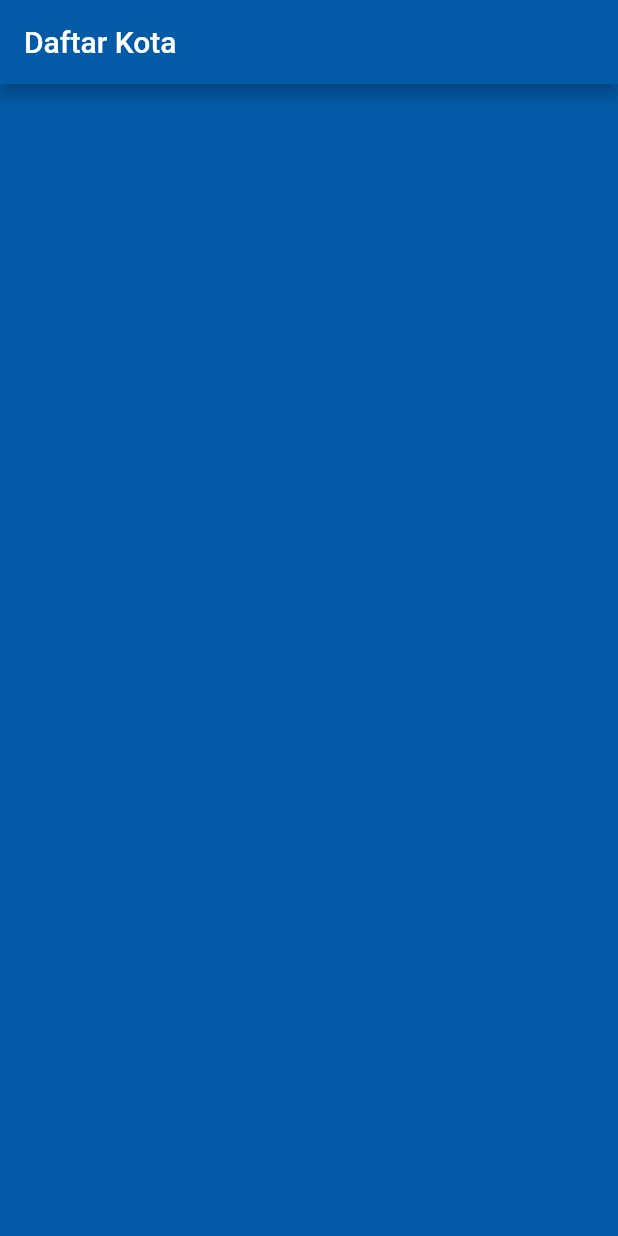
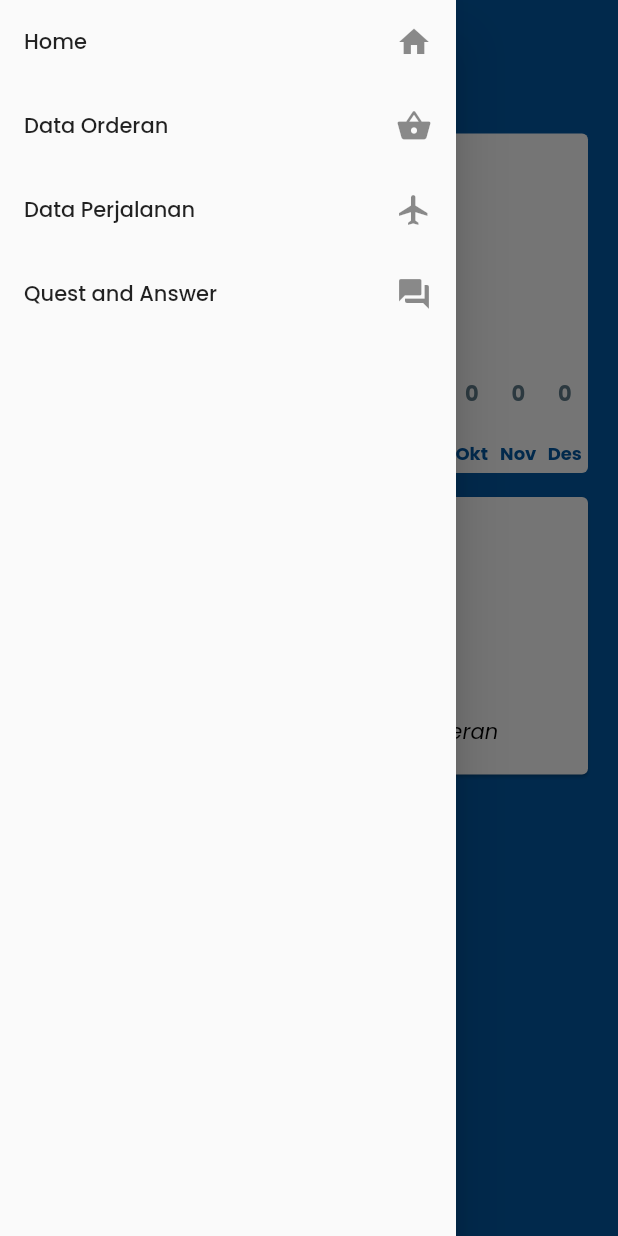
Before and after one commit to andipp21/TA-JasatitipFlutter, a Flutter app: the screen it shows after launch, with the side drawer open (before the commit the screen has no drawer), on a phone screen of 412 x 824 dp. Run offline on Flutter 3.47's test engine with Material 2 defaults, Android fonts, the phone set to English and light mode, and no system bars; drawn by our look-alikes of fl_chart; our stand-ins replace cloud_firestore, google_fonts; accounts and stored records are empty.

Commit message:
Update halaman dashboard + trip bulan ini belum selesai

```diff
--- a/lib/main.dart
+++ b/lib/main.dart
@@ -1,9 +1,9 @@
 import 'package:app_ta/style.dart';
 import 'package:app_ta/views/home/home.dart';
 import 'package:app_ta/views/kota/kota.dart';
-import 'package:app_ta/views/kue/kue.dart';
 import 'package:app_ta/views/order/order.dart';
-import 'package:app_ta/views/toko/toko.dart';
+import 'package:app_ta/views/qa/qa.dart';
+import 'package:app_ta/views/trip/trip.dart';
 import 'package:flutter/material.dart';
 import 'package:google_fonts/google_fonts.dart';
 
@@ -35,7 +35,15 @@ class MyApp extends StatelessWidget {
         // closer together (more dense) than on mobile platforms.
         visualDensity: VisualDensity.adaptivePlatformDensity,
       ),
-      home: KotaScreen(),
+      home: HomeScreens(),
+      routes: <String, WidgetBuilder>{
+//        '/Login' : (context) => new Login();
+        '/Home' : (context) => new HomeScreens(),
+        '/Order' : (context) => new OrderScreen(),
+        '/Kota' : (context) => new KotaScreen(),
+        '/Trip' : (context) => new TripScreen(),
+        '/QA' : (context) => new QAScreen(),
+      },
     );
   }
 }
--- /dev/null
+++ b/lib/views/home/components/charts/chartOrderanBulanIni.dart
@@ -0,0 +1,61 @@
+import 'package:app_ta/models/kotaModel.dart';
+import 'package:app_ta/models/orderModel.dart';
+import 'package:flutter/material.dart';
+import 'package:provider/provider.dart';
+
+class ChartOrderBulanIni extends StatefulWidget {
+  @override
+  _ChartOrderBulanIniState createState() => _ChartOrderBulanIniState();
+}
+
+class _ChartOrderBulanIniState extends State<ChartOrderBulanIni> {
+  @override
+  Widget build(BuildContext context) {
+    final order = Provider.of<List<OrderModel>>(context);
+    final kota = Provider.of<List<KotaModel>>(context);
+    var orderan = [];
+
+    var bulanIni = DateTime.now().month;
+
+    kota.forEach((kota) {
+      int jumlah = 0;
+      order.forEach((order) {
+        var bulanPesan = order.tanggalPesan.toDate().month;
+        if(bulanPesan==bulanIni){
+          if(kota.idKota == order.idKota){
+            jumlah++;
+          }
+        }
+      });
+      var data = {
+        'nama' : kota.namaKota,
+        'jumlah' : jumlah
+      };
+      orderan.add(data);
+    });
+
+    return DataTable(
+      columns: const <DataColumn>[
+        DataColumn(
+          label: Text(
+            'Nama Kota',
+            style: TextStyle(fontStyle: FontStyle.italic),
+          ),
+        ),
+        DataColumn(
+          label: Text(
+            'Jumlah Orderan',
+            style: TextStyle(fontStyle: FontStyle.italic),
+          ),
+        ),
+      ],
+      rows: orderan.map((data) => DataRow(
+          cells: [
+            DataCell(Text(data['nama'])),
+            DataCell(Text(data['jumlah'].toString()))
+          ]
+      )
+      ).toList()
+    );
+  }
+}
--- /dev/null
+++ b/lib/views/home/components/charts/chartOrderanPerbulan.dart
@@ -0,0 +1,215 @@
+import 'package:app_ta/models/orderModel.dart';
+import 'package:app_ta/style.dart';
+import 'package:fl_chart/fl_chart.dart';
+import 'package:flutter/material.dart';
+import 'package:provider/provider.dart';
+
+class ChartOrderanPerbulan extends StatefulWidget {
+  @override
+  _ChartOrderanPerbulanState createState() => _ChartOrderanPerbulanState();
+}
+
+class _ChartOrderanPerbulanState extends State<ChartOrderanPerbulan> {
+  @override
+  Widget build(BuildContext context) {
+    final order = Provider.of<List<OrderModel>>(context);
+    int jan = 0,feb = 0,mar = 0,apr = 0,mei = 0,
+        jun = 0,jul = 0,agu = 0,sep = 0,okt = 0,
+        nov = 0,des = 0;
+
+    // ignore: missing_return
+    order.forEach((order) {
+      var tPesan = order.tanggalPesan.toDate();
+      var bulanPesan = tPesan.month;
+      switch (bulanPesan) {
+        case 1 :
+          jan++;
+          return jan;
+        case 2 :
+          feb++;
+          return feb;
+        case 3 :
+          mar++;
+          return mar;
+        case 4 :
+          apr++;
+          return apr;
+        case 5 :
+          mei++;
+          return mei;
+        case 6 :
+          jun++;
+          return jun;
+        case 7 :
+          jul++;
+          return jul;
+        case 8 :
+          agu++;
+          return agu;
+        case 9 :
+          sep++;
+          return sep;
+        case 10 :
+          okt++;
+          return okt;
+        case 11 :
+          nov++;
+          return nov;
+        case 12 :
+          des++;
+          return des;
+      }
+    });
+
+    return AspectRatio(
+      aspectRatio: 1.7,
+      child: Padding(
+        padding: const EdgeInsets.fromLTRB(16, 8, 16, 0),
+        child: Card(
+          elevation: 0,
+          shape: RoundedRectangleBorder(borderRadius: BorderRadius.circular(4)),
+          color: Colors.white,
+          child: BarChart(
+            BarChartData(
+              alignment: BarChartAlignment.spaceAround,
+              maxY: 20,
+              barTouchData: BarTouchData(
+                enabled: false,
+                touchTooltipData: BarTouchTooltipData(
+                  tooltipBgColor: Colors.transparent,
+                  tooltipPadding: const EdgeInsets.all(0),
+                  tooltipBottomMargin: 8,
+                  getTooltipItem: (
+                      BarChartGroupData group,
+                      int groupIndex,
+                      BarChartRodData rod,
+                      int rodIndex,
+                      ) {
+                    return BarTooltipItem(
+                      rod.y.round().toString(),
+                      TextStyle(
+                        color: Colors.blueGrey,
+                        fontWeight: FontWeight.bold,
+                      ),
+                    );
+                  },
+                ),
+              ),
+              titlesData: FlTitlesData(
+                show: true,
+                leftTitles: SideTitles(
+                  showTitles: false,
+                  textStyle: TextStyle(
+                    color: kPrimaryColor,
+                    fontWeight: FontWeight.bold,
+                    fontSize: 12
+                  ),
+                  margin: 16,
+                  reservedSize: 14,
+                  getTitles: (value) {
+                    switch (value.toInt()) {
+                      case 5: return '5';
+                      case 10: return '10';
+                      case 15: return '15';
+                      default: return '';
+                    }
+                  }
+                ),
+                bottomTitles: SideTitles(
+                  showTitles: true,
+                  textStyle: TextStyle(
+                      color: kPrimaryColor, fontWeight: FontWeight.bold, fontSize: 12),
+                  margin: 12,
+                  getTitles: (double value) {
+                    switch (value.toInt()) {
+                      case 0:
+                        return 'Jan';
+                      case 1:
+                        return 'Feb';
+                      case 2:
+                        return 'Mar';
+                      case 3:
+                        return 'Apr';
+                      case 4:
+                        return 'Mei';
+                      case 5:
+                        return 'Jun';
+                      case 6:
+                        return 'Jul';
+                      case 7:
+                        return 'Agu';
+                      case 8:
+                        return 'Sep';
+                      case 9:
+                        return 'Okt';
+                      case 10:
+                        return 'Nov';
+                      case 11:
+                        return 'Des';
+                      default:
+                        return '';
+                    }
+                  },
+                ),
+              ),
+              borderData: FlBorderData(
+                show: false,
+              ),
+              barGroups: [
+                BarChartGroupData(
+                    x: 0,
+                    barRods: [BarChartRodData(y: jan.toDouble(), color: Colors.lightBlueAccent)],
+                    showingTooltipIndicators: [0]),
+                BarChartGroupData(
+                    x: 1,
+                    barRods: [BarChartRodData(y: feb.toDouble(), color: Colors.lightBlueAccent)],
+                    showingTooltipIndicators: [0]),
+                BarChartGroupData(
+                    x: 2,
+                    barRods: [BarChartRodData(y: mar.toDouble(), color: Colors.lightBlueAccent)],
+                    showingTooltipIndicators: [0]),
+                BarChartGroupData(
+                    x: 3,
+                    barRods: [BarChartRodData(y: apr.toDouble(), color: Colors.lightBlueAccent)],
+                    showingTooltipIndicators: [0]),
+                BarChartGroupData(
+                    x: 4,
+                    barRods: [BarChartRodData(y: mei.toDouble(), color: Colors.lightBlueAccent)],
+                    showingTooltipIndicators: [0]),
+                BarChartGroupData(
+                    x: 5,
+                    barRods: [BarChartRodData(y: jun.toDouble(), color: Colors.lightBlueAccent)],
+                    showingTooltipIndicators: [0]),
+                BarChartGroupData(
+                    x: 6,
+                    barRods: [BarChartRodData(y: jul.toDouble(), color: Colors.lightBlueAccent)],
+                    showingTooltipIndicators: [0]),
+                BarChartGroupData(
+                    x: 7,
+                    barRods: [BarChartRodData(y: agu.toDouble(), color: Colors.lightBlueAccent)],
+                    showingTooltipIndicators: [0]),
+                BarChartGroupData(
+                    x: 8,
+                    barRods: [BarChartRodData(y: sep.toDouble(), color: Colors.lightBlueAccent)],
+                    showingTooltipIndicators: [0]),
+                BarChartGroupData(
+                    x: 9,
+                    barRods: [BarChartRodData(y: okt.toDouble(), color: Colors.lightBlueAccent)],
+                    showingTooltipIndicators: [0]),
+                BarChartGroupData(
+                    x: 10,
+                    barRods: [BarChartRodData(y: nov.toDouble(), color: Colors.lightBlueAccent)],
+                    showingTooltipIndicators: [0]),
+                BarChartGroupData(
+                    x: 11,
+                    barRods: [BarChartRodData(y: des.toDouble(), color: Colors.lightBlueAccent)],
+                    showingTooltipIndicators: [0]),
+              ],
+            ),
+          ),
+        ),
+      ),
+    );
+
+  }
+}
--- /dev/null
+++ b/lib/views/home/components/charts/orderThisMonth.dart
@@ -0,0 +1,52 @@
+import 'package:app_ta/models/orderModel.dart';
+import 'package:app_ta/style.dart';
+import 'package:app_ta/views/home/components/charts/chartOrderanBulanIni.dart';
+import 'package:flutter/material.dart';
+import 'package:provider/provider.dart';
+
+class DataOrderPerbulan extends StatefulWidget {
+  @override
+  _DataOrderPerbulanState createState() => _DataOrderPerbulanState();
+}
+
+class _DataOrderPerbulanState extends State<DataOrderPerbulan> {
+  @override
+  Widget build(BuildContext context) {
+    final order = Provider.of<List<OrderModel>>(context);
+    int orderBulanIni = 0;
+    var bulanIni = DateTime.now().month;
+
+    order.forEach((order) {
+      var bulanPesan = order.tanggalPesan.toDate().month;
+      if(bulanIni == bulanPesan){
+        orderBulanIni++;
+      }
+    });
+
+    return Padding(
+        padding: EdgeInsets.fromLTRB(16, 8, 16, 0),
+        child: Card(
+          child: Center(
+            child: Column(
+              children: <Widget>[
+                Text(
+                    'Total orderan bulan ini',
+                  style: TextStyle(color: kPrimaryColor),
+                ),
+                Text(
+                  orderBulanIni.toString(),
+                  textAlign: TextAlign.center,
+                  style: TextStyle(
+                      fontSize: 72,
+                      fontWeight: FontWeight.bold,
+                      color: kPrimaryColor
+                  ),
+                ),
+                ChartOrderBulanIni()
+              ],
+            ),
+          ),
+        ),
+    );
+  }
+}
--- /dev/null
+++ b/lib/views/home/components/drawer.dart
@@ -0,0 +1,39 @@
+import 'package:flutter/material.dart';
+
+class AppDrawer extends StatelessWidget {
+  @override
+  Widget build(BuildContext context) {
+    return ListView(
+      children: <Widget>[
+        ListTile(
+          title: Text("Home"),
+          trailing: Icon(Icons.home),
+          onTap: (){
+            Navigator.pushNamed(context, '/Home');
+          },
+        ),
+        ListTile(
+          title: Text("Data Orderan"),
+          trailing: Icon(Icons.shopping_basket),
+          onTap: (){
+            Navigator.pushNamed(context, '/Order');
+          },
+        ),
+        ListTile(
+          title: Text("Data Perjalanan"),
+          trailing: Icon(Icons.flight),
+          onTap: (){
+            Navigator.pushNamed(context, '/Trip');
+          },
+        ),
+        ListTile(
+          title: Text("Quest and Answer"),
+          trailing: Icon(Icons.question_answer),
+          onTap: (){
+            Navigator.pushNamed(context, '/QA');
+          },
+        ),
+      ],
+    );
+  }
+}
--- a/lib/views/home/home.dart
+++ b/lib/views/home/home.dart
@@ -1,13 +1,40 @@
+import 'package:app_ta/controllers/tripController.dart';
+import 'package:app_ta/models/tripModel.dart';
 import 'package:app_ta/style.dart';
 import 'package:app_ta/views/home/components/body.dart';
+import 'package:app_ta/controllers/kotaController.dart';
+import 'package:app_ta/controllers/kueController.dart';
+import 'package:app_ta/controllers/orderController.dart';
+import 'package:app_ta/controllers/tokoController.dart';
+import 'package:app_ta/models/kotaModel.dart';
+import 'package:app_ta/models/kueModel.dart';
+import 'package:app_ta/models/orderModel.dart';
+import 'package:app_ta/models/tokoModel.dart';
+import 'package:app_ta/views/home/components/drawer.dart';
 import 'package:flutter/material.dart';
+import 'package:provider/provider.dart';
 
 class HomeScreens extends StatelessWidget {
   @override
   Widget build(BuildContext context) {
-    return Scaffold(
-      backgroundColor: kPrimaryColor,
-      body: Body(),
+    return MultiProvider(
+      providers: [
+        StreamProvider<List<OrderModel>>.value(value: OrderController().getAllOrder),
+        StreamProvider<List<KotaModel>>.value(value: KotaController().getAllKota),
+        StreamProvider<List<TokoModel>>.value(value: TokoController().getAllToko),
+        StreamProvider<List<KueModel>>.value(value: KueController().getAllKue),
+        StreamProvider<List<TripModel>>.value(value: TripController().getAllTrip)
+      ],
+      child: Scaffold(
+        appBar: appHeader(),
+        drawer: new Drawer(
+          child: AppDrawer(),
+        ),
+        backgroundColor: kPrimaryColor,
+        body: new SafeArea(
+            child: Body()
+        ),
+      ),
     );
   }
 
--- a/lib/views/order/components/orderList.dart
+++ b/lib/views/order/components/orderList.dart
@@ -67,10 +67,14 @@ class OrderCard extends StatelessWidget {
         child: Padding(
           padding: const EdgeInsets.all(8.0),
           child: Table(
+            columnWidths: {
+              0: FlexColumnWidth(0.7),
+              1: FlexColumnWidth(1.0),// i want this one to take the rest available space
+            },
             children: [
               TableRow( children: [
                 Text('Nama Pelanggan'),
-                Text(' : '+order.namaPelanggan)
+                Text(' : '+order.namaPelanggan),
               ]),
               TableRow( children: [
                 Text('No Telp Pelanggan'),
--- a/lib/views/order/order.dart
+++ b/lib/views/order/order.dart
@@ -28,6 +28,11 @@ class _OrderScreenState extends State<OrderScreen> {
       ],
       child: new Scaffold(
         backgroundColor: kPrimaryColor,
+        appBar: new AppBar(
+          elevation: 0,
+          title: Text('Aplikasi Jasa Titip'),
+          centerTitle: true,
+        ),
         body: new SafeArea(
             child: SingleChildScrollView(
               child: Column(
```
Also changed, not shown: lib/views/home/components/body.dart (+12 -51 lines), lib/views/home/components/charts/tripBulanIni.dart (added, +28 -0 lines), lib/views/qa/components/qaList.dart (added, +58 -0 lines), lib/views/qa/qa.dart (added, +35 -0 lines), lib/views/trip/components/tripList.dart (added, +72 -0 lines), lib/views/trip/trip.dart (added, +38 -0 lines).
